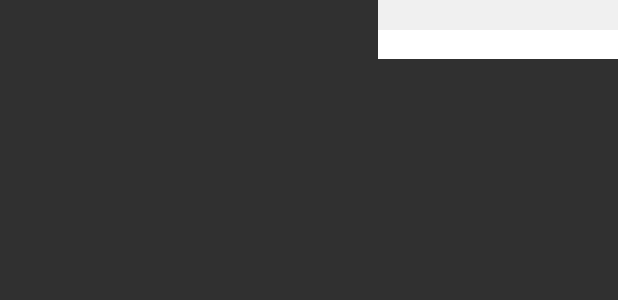
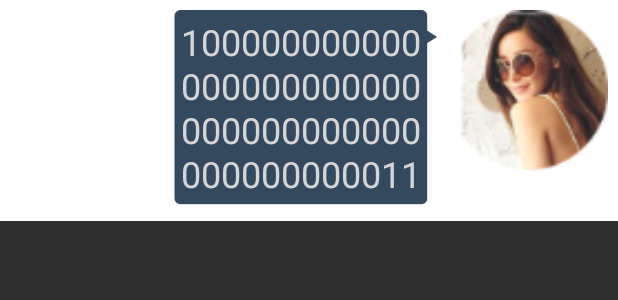
Before and after one commit to evefost/IMClient, an Android app: the layout chat_item_right.xml on its own in the app's theme, with its tools: preview values and no code run, on a phone screen of 412 x 824 dp. Shown: the top 300 px of the screen. Run offline under Robolectric (Android 15) with nearby library versions, the phone set to English and light mode, and no system bars.

Commit message:
修改聊天界面

```diff
--- a/app/src/main/java/common/PageInterface.java
+++ b/app/src/main/java/com/common/ui/base/PageInterface.java
@@ -1,4 +1,4 @@
-package common;
+package com.common.ui.base;
 
 import android.os.Bundle;
 
@@ -8,8 +8,9 @@ import android.os.Bundle;
 public interface PageInterface {
 
 
+
+
     public int getLayoutId();
-
 
     public void findViews();
 
--- a/app/src/main/java/com/example/xie/ClientApplication.java
+++ b/app/src/main/java/com/example/xie/ClientApplication.java
@@ -8,6 +8,7 @@ import com.examp.bean.User;
 import com.im.sdk.core.IMClient;
 import com.squareup.leakcanary.LeakCanary;
 import com.squareup.leakcanary.RefWatcher;
+import com.zhy.autolayout.config.AutoLayoutConifg;
 
 import static android.os.Build.VERSION.SDK_INT;
 import static android.os.Build.VERSION_CODES.GINGERBREAD;
@@ -37,6 +38,8 @@ public class ClientApplication extends Application {
     }
 
     private void init() {
+
+        AutoLayoutConifg.getInstance().useDeviceSize().init(this);
         IMClient.init(this);
     }
     private void enabledStrictMode() {
--- a/app/src/main/res/layout/chat_item_right.xml
+++ b/app/src/main/res/layout/chat_item_right.xml
@@ -3,24 +3,34 @@
     android:layout_width="match_parent"
     android:layout_height="wrap_content">
 
-    <LinearLayout
+    <RelativeLayout
+        android:padding="10px"
+        android:layout_width="wrap_content"
+        android:layout_height="wrap_content"
         android:layout_alignParentRight="true"
-        android:layout_width="160dp"
-        android:layout_height="wrap_content"
         android:background="#ffffff"
-        android:orientation="vertical">
+        android:orientation="horizontal">
 
-        <View
-            android:layout_width="match_parent"
-            android:layout_height="20dp"
-            android:background="#f0f0f0" />
 
         <TextView
+
+            android:layout_toLeftOf="@+id/iv_header"
             android:id="@+id/tv_message"
-            android:gravity="right"
-            android:layout_width="match_parent"
+            android:layout_width="wrap_content"
             android:layout_height="wrap_content"
-            />
+            android:layout_marginLeft="160px"
+            android:layout_marginRight="8px"
+            android:lineSpacingExtra="2px"
+            android:background="@drawable/im_mine_message_bkgnd"
+            android:text="100000000000000000000000000000000000000000000011"
+            android:textColor="@color/black"
+            android:textSize="36px" />
 
-    </LinearLayout>
+        <ImageView
+            android:id="@+id/iv_header"
+            android:layout_alignParentRight="true"
+            android:layout_width="160px"
+            android:layout_height="160px"
+            android:src="@drawable/tuijian_touxiang6" />
+    </RelativeLayout>
 </RelativeLayout>
```
Also changed, not shown: app/src/main/AndroidManifest.xml (+9 -0 lines), app/src/main/java/com/common/ui/base/BaseActivity.java (renamed from app/src/main/java/common/BaseActivity.java, +5 -4 lines), app/src/main/java/com/common/ui/base/BaseFragment.java (added, +50 -0 lines), app/src/main/java/com/example/xie/ChatActivity.java (+63 -21 lines), app/src/main/java/com/example/xie/IMTestActivity.java (+8 -5 lines), app/src/main/res/drawable/bg_btn_round_red.xml (added, +37 -0 lines), app/src/main/res/drawable/bg_round_glay_border.xml (added, +14 -0 lines), app/src/main/res/layout/chat_item_left.xml (+19 -9 lines), app/src/main/res/layout/chat_layout.xml (+31 -1 lines), app/src/main/res/layout/im_test_layout.xml (+14 -5 lines), app/src/main/res/values/strings.xml (+11 -2 lines), app/src/main/res/drawable-xhdpi/im_mine_message_bkgnd.9.png (added), app/src/main/res/drawable-xhdpi/im_other_item_bg_normal.9.png (added), app/src/main/res/drawable-xhdpi/tuijian_touxiang6.png (added), 2 other files.
